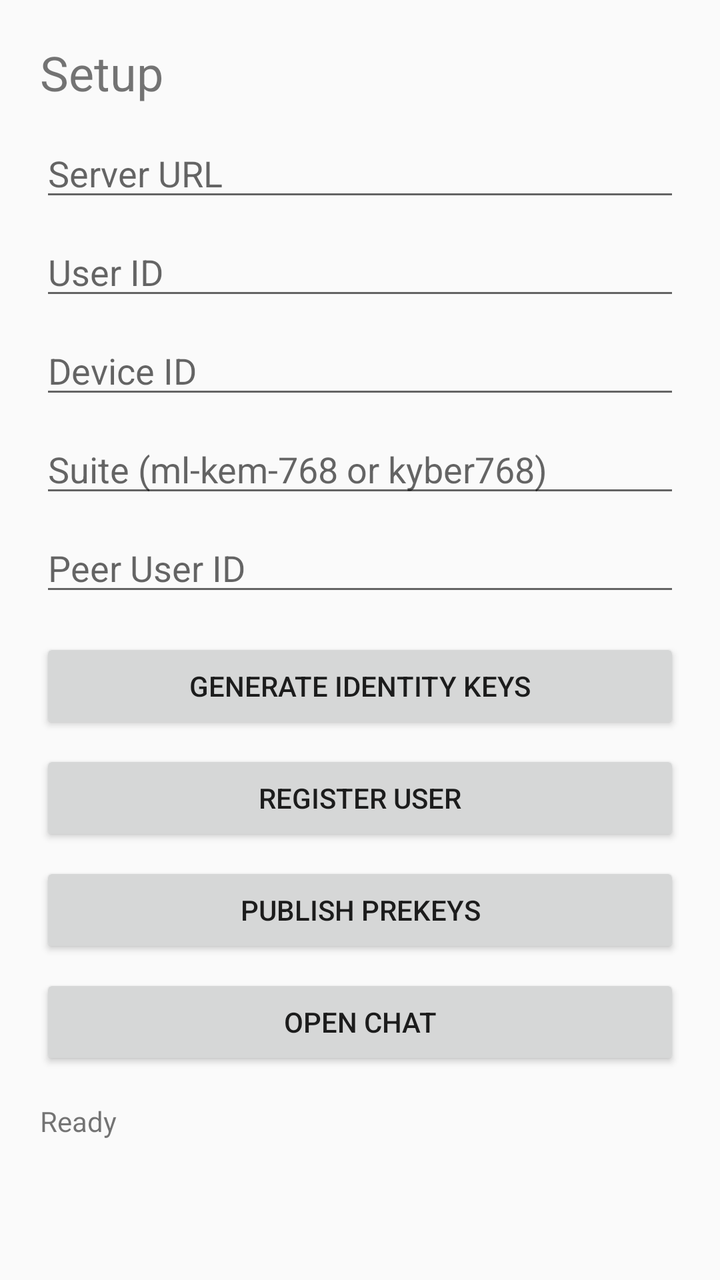
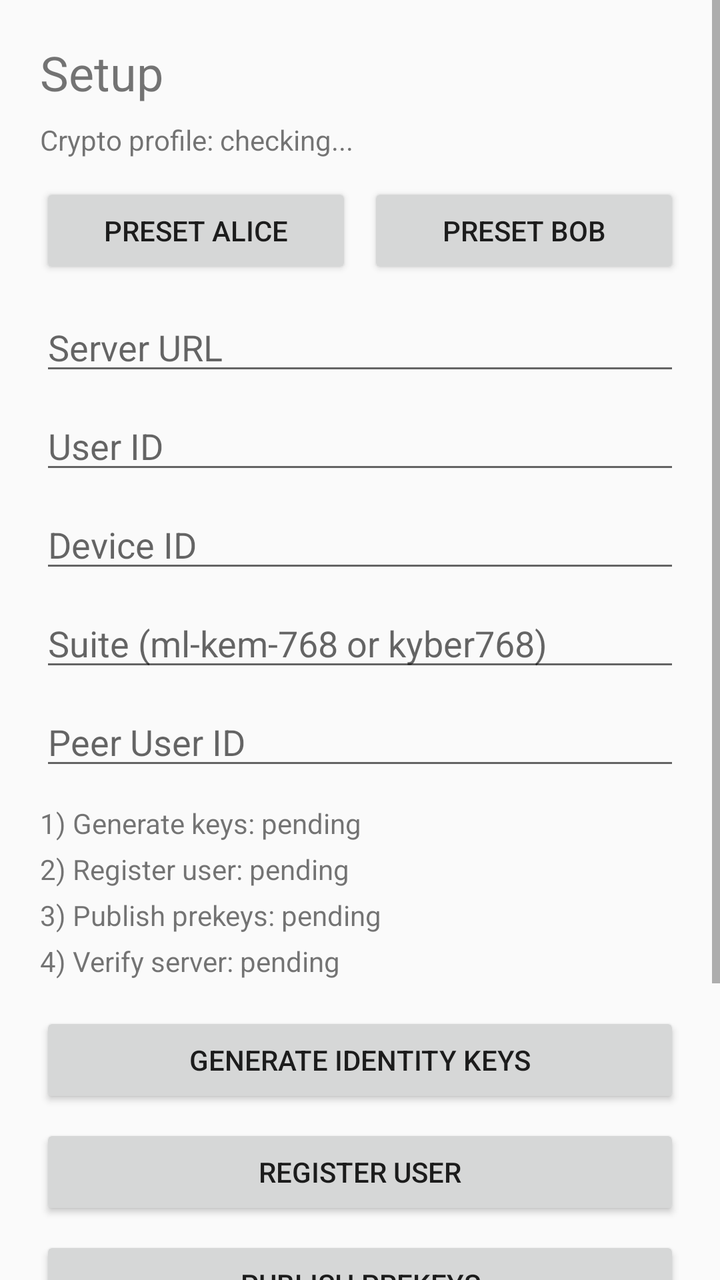

Before-and-after screenshots of an Android layout around one commit, followed by the original layout XML and the change that was made.
<!-- AndroidManifest.xml: application theme Theme.AppCompat.Light.NoActionBar -->
<!-- res/layout/activity_setup.xml -->
<?xml version="1.0" encoding="utf-8"?>
<ScrollView xmlns:android="http://schemas.android.com/apk/res/android"
    android:layout_width="match_parent"
    android:layout_height="match_parent">

    <LinearLayout
        android:layout_width="match_parent"
        android:layout_height="wrap_content"
        android:orientation="vertical"
        android:padding="20dp">

        <TextView
            android:layout_width="wrap_content"
            android:layout_height="wrap_content"
            android:text="@string/setup_title"
            android:textSize="24sp" />

        <EditText
            android:id="@+id/editServer"
            android:layout_width="match_parent"
            android:layout_height="wrap_content"
            android:layout_marginTop="12dp"
            android:hint="@string/hint_server"
            android:inputType="textUri" />

        <EditText
            android:id="@+id/editUser"
            android:layout_width="match_parent"
            android:layout_height="wrap_content"
            android:layout_marginTop="8dp"
            android:hint="@string/hint_user"
            android:inputType="text" />

        <EditText
            android:id="@+id/editDevice"
            android:layout_width="match_parent"
            android:layout_height="wrap_content"
            android:layout_marginTop="8dp"
            android:hint="@string/hint_device"
            android:inputType="text" />

        <EditText
            android:id="@+id/editSuite"
            android:layout_width="match_parent"
            android:layout_height="wrap_content"
            android:layout_marginTop="8dp"
            android:hint="@string/hint_suite"
            android:inputType="text" />

        <EditText
            android:id="@+id/editPeer"
            android:layout_width="match_parent"
            android:layout_height="wrap_content"
            android:layout_marginTop="8dp"
            android:hint="@string/hint_peer"
            android:inputType="text" />

        <Button
            android:id="@+id/buttonGenerate"
            android:layout_width="match_parent"
            android:layout_height="wrap_content"
            android:layout_marginTop="16dp"
            android:text="@string/button_generate" />

        <Button
            android:id="@+id/buttonRegister"
            android:layout_width="match_parent"
            android:layout_height="wrap_content"
            android:layout_marginTop="8dp"
            android:text="@string/button_register" />

        <Button
            android:id="@+id/buttonPublish"
            android:layout_width="match_parent"
            android:layout_height="wrap_content"
            android:layout_marginTop="8dp"
            android:text="@string/button_publish" />

        <Button
            android:id="@+id/buttonOpenChat"
            android:layout_width="match_parent"
            android:layout_height="wrap_content"
            android:layout_marginTop="8dp"
            android:text="@string/button_open_chat" />

        <TextView
            android:id="@+id/textStatusSetup"
            android:layout_width="match_parent"
            android:layout_height="wrap_content"
            android:layout_marginTop="16dp"
            android:text="@string/status_ready" />
    </LinearLayout>
</ScrollView>
<!-- resources referenced by this layout -->
<resources>
  <string name="button_generate">Generate Identity Keys</string>
  <string name="button_open_chat">Open Chat</string>
  <string name="button_publish">Publish Prekeys</string>
  <string name="button_register">Register User</string>
  <string name="hint_device">Device ID</string>
  <string name="hint_peer">Peer User ID</string>
  <string name="hint_server">Server URL</string>
  <string name="hint_suite">Suite (ml-kem-768 or kyber768)</string>
  <string name="hint_user">User ID</string>
  <string name="setup_title">Setup</string>
  <string name="status_ready">Ready</string>
</resources>

<!-- the commit's change to res/layout/activity_setup.xml (unified diff, before → after) -->
@@ -14,6 +14,35 @@
             android:layout_height="wrap_content"
             android:text="@string/setup_title"
             android:textSize="24sp" />
+
+        <TextView
+            android:id="@+id/textCryptoProfile"
+            android:layout_width="match_parent"
+            android:layout_height="wrap_content"
+            android:layout_marginTop="8dp"
+            android:text="@string/setup_crypto_profile_loading" />
+
+        <LinearLayout
+            android:layout_width="match_parent"
+            android:layout_height="wrap_content"
+            android:layout_marginTop="12dp"
+            android:orientation="horizontal">
+
+            <Button
+                android:id="@+id/buttonPresetAlice"
+                android:layout_width="0dp"
+                android:layout_height="wrap_content"
+                android:layout_weight="1"
+                android:text="@string/button_preset_alice" />
+
+            <Button
+                android:id="@+id/buttonPresetBob"
+                android:layout_width="0dp"
+                android:layout_height="wrap_content"
+                android:layout_marginStart="8dp"
+                android:layout_weight="1"
+                android:text="@string/button_preset_bob" />
+        </LinearLayout>
 
         <EditText
             android:id="@+id/editServer"
@@ -55,6 +84,34 @@
             android:hint="@string/hint_peer"
             android:inputType="text" />
 
+        <TextView
+            android:id="@+id/textStepKeys"
+            android:layout_width="match_parent"
+            android:layout_height="wrap_content"
+            android:layout_marginTop="12dp"
+            android:text="@string/setup_step_keys_pending" />
+
+        <TextView
+            android:id="@+id/textStepRegister"
+            android:layout_width="match_parent"
+            android:layout_height="wrap_content"
+            android:layout_marginTop="4dp"
+            android:text="@string/setup_step_register_pending" />
+
+        <TextView
+            android:id="@+id/textStepPublish"
+            android:layout_width="match_parent"
+            android:layout_height="wrap_content"
+            android:layout_marginTop="4dp"
+            android:text="@string/setup_step_publish_pending" />
+
+        <TextView
+            android:id="@+id/textStepVerify"
+            android:layout_width="match_parent"
+            android:layout_height="wrap_content"
+            android:layout_marginTop="4dp"
+            android:text="@string/setup_step_verify_pending" />
+
         <Button
             android:id="@+id/buttonGenerate"
             android:layout_width="match_parent"
@@ -77,6 +134,13 @@
             android:text="@string/button_publish" />
 
         <Button
+            android:id="@+id/buttonVerifyServer"
+            android:layout_width="match_parent"
+            android:layout_height="wrap_content"
+            android:layout_marginTop="8dp"
+            android:text="@string/button_verify_server" />
+
+        <Button
             android:id="@+id/buttonOpenChat"
             android:layout_width="match_parent"
             android:layout_height="wrap_content"
@@ -89,5 +153,31 @@
             android:layout_height="wrap_content"
             android:layout_marginTop="16dp"
             android:text="@string/status_ready" />
+
+        <TextView
+            android:id="@+id/textErrorSummarySetup"
+            android:layout_width="match_parent"
+            android:layout_height="wrap_content"
+            android:layout_marginTop="8dp"
+            android:textColor="#B00020"
+            android:visibility="gone" />
+
+        <Button
+            android:id="@+id/buttonToggleErrorDetailsSetup"
+            android:layout_width="match_parent"
+            android:layout_height="wrap_content"
+            android:layout_marginTop="4dp"
+            android:text="@string/button_show_error_details"
+            android:visibility="gone" />
+
+        <TextView
+            android:id="@+id/textErrorDetailsSetup"
+            android:layout_width="match_parent"
+            android:layout_height="wrap_content"
+            android:layout_marginTop="4dp"
+            android:background="#F1F1F1"
+            android:padding="8dp"
+            android:textIsSelectable="true"
+            android:visibility="gone" />
     </LinearLayout>
 </ScrollView>
<!-- resource entries referenced after the edit -->
@@ -2,13 +2,22 @@
 <resources>
   <string name="button_generate">Generate Identity Keys</string>
   <string name="button_open_chat">Open Chat</string>
+  <string name="button_preset_alice">Preset Alice</string>
+  <string name="button_preset_bob">Preset Bob</string>
   <string name="button_publish">Publish Prekeys</string>
   <string name="button_register">Register User</string>
+  <string name="button_show_error_details">Show technical details</string>
+  <string name="button_verify_server">Verify Server</string>
   <string name="hint_device">Device ID</string>
   <string name="hint_peer">Peer User ID</string>
   <string name="hint_server">Server URL</string>
   <string name="hint_suite">Suite (ml-kem-768 or kyber768)</string>
   <string name="hint_user">User ID</string>
+  <string name="setup_crypto_profile_loading">Crypto profile: checking...</string>
+  <string name="setup_step_keys_pending">1) Generate keys: pending</string>
+  <string name="setup_step_publish_pending">3) Publish prekeys: pending</string>
+  <string name="setup_step_register_pending">2) Register user: pending</string>
+  <string name="setup_step_verify_pending">4) Verify server: pending</string>
   <string name="setup_title">Setup</string>
   <string name="status_ready">Ready</string>
 </resources>
